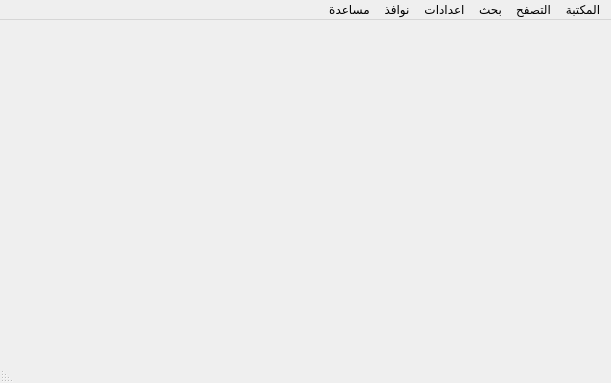
Qt form src/mainwindow.ui (boussouira/moltaqa) before a commit.
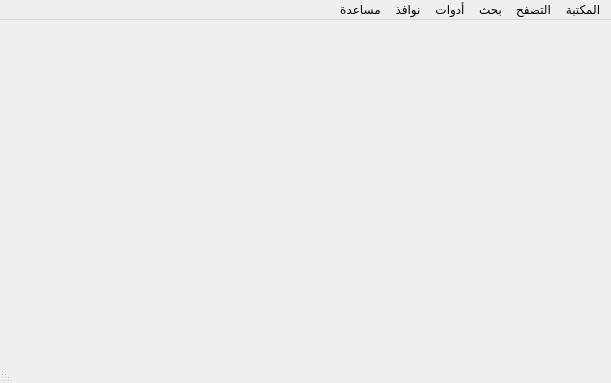
The same form after that commit. Icons and pictures are not drawn.

Patch:
```diff
--- a/src/mainwindow.ui
+++ b/src/mainwindow.ui
@@ -85,7 +85,7 @@
    </widget>
    <widget class="QMenu" name="menu">
     <property name="title">
-     <string>اعدادات</string>
+     <string>أدوات</string>
     </property>
     <addaction name="actionSettings"/>
    </widget>
```
Left out of the diff: 2 changed lines with no effect on the pictures.
